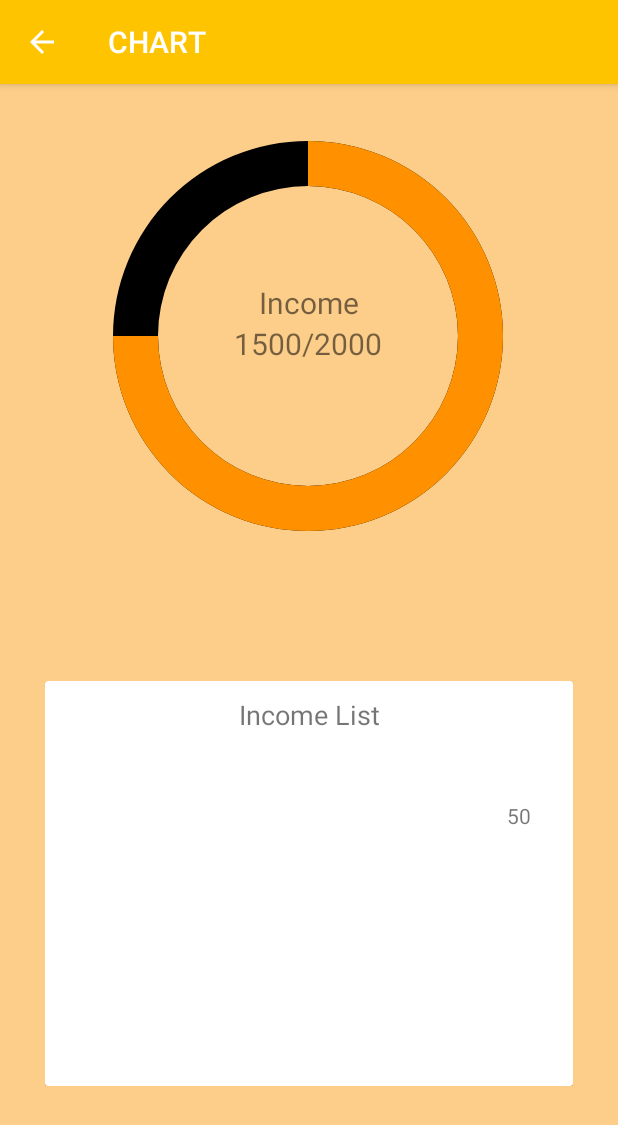
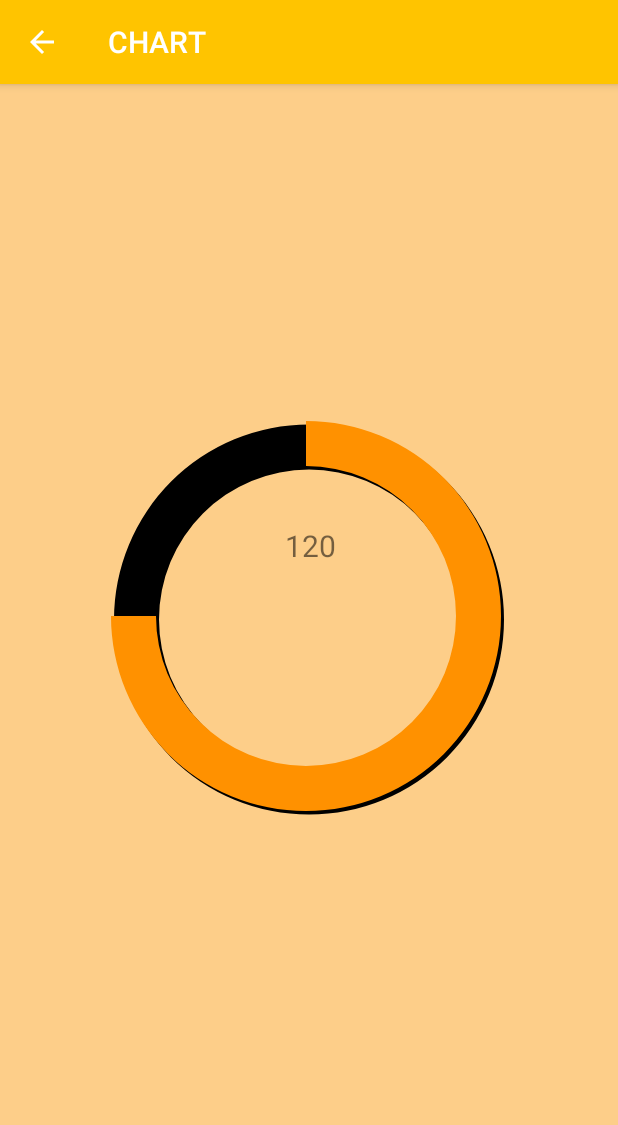
Before and after one commit to irdina97/SmartMoneyFYP, an Android app: the screen it shows after launch (ChartIncome), in the side drawer, after a tap on "Chart", on a phone screen of 412 x 824 dp. Shown: the top 1125 px of the screen. Run offline under Robolectric (Android 15) with nearby library versions, the light colour scheme and no system bars; our stand-ins replace Firebase (no records; nobody signed in at launch, a user with empty details on screens opened directly); 1 statement that could not run was skipped.

Commit message:
commit update db and interface

```diff
--- a/app/src/main/java/com/example/smartmoney/ExpenseDB.java
+++ b/app/src/main/java/com/example/smartmoney/ExpenseDB.java
@@ -11,9 +11,9 @@ public class ExpenseDB {
 
     public ExpenseDB(String expensename, String expenseresult, String expensedate){
 
-        this.expensename=expensename;
-        this.expenseresult=expenseresult;
-        this.expensedate=expensedate;
+        this.expensename = expensename;
+        this.expenseresult = expenseresult;
+        this.expensedate = expensedate;
     }
 
     public String getExpensename() {
--- a/app/src/main/java/com/example/smartmoney/Income.java
+++ b/app/src/main/java/com/example/smartmoney/Income.java
@@ -9,6 +9,7 @@ import android.os.Bundle;
 import android.view.View;
 import android.widget.ImageButton;
 import android.widget.Toast;
+
 
 
 public class Income extends AppCompatActivity implements View.OnClickListener{
@@ -25,11 +26,11 @@ public class Income extends AppCompatActivity implements View.OnClickListener{
         super.onCreate(savedInstanceState);
         setContentView(R.layout.activity_income);
 
-
         Toolbar toolbar = findViewById(R.id.toolbar);
         setSupportActionBar(toolbar);
         getSupportActionBar().setTitle("INCOME");
         getSupportActionBar().setDisplayHomeAsUpEnabled(true);
+
 
         ImageButton btnIncome = findViewById(R.id.btnIncome);
         ImageButton btnReward = findViewById(R.id.btnReward);
--- a/app/src/main/java/com/example/smartmoney/MainActivity.java
+++ b/app/src/main/java/com/example/smartmoney/MainActivity.java
@@ -16,14 +16,19 @@ import androidx.core.view.GravityCompat;
 import androidx.drawerlayout.widget.DrawerLayout;
 
 import com.google.android.material.navigation.NavigationView;
+import com.google.firebase.database.DataSnapshot;
+import com.google.firebase.database.DatabaseError;
+import com.google.firebase.database.DatabaseReference;
+import com.google.firebase.database.FirebaseDatabase;
+import com.google.firebase.database.ValueEventListener;
 
 
 public class MainActivity extends AppCompatActivity implements NavigationView.OnNavigationItemSelectedListener {
 
     private DrawerLayout drawer;
-   // DatabaseReference reffIncome;
-   // DatabaseReference reffExpense;
-    TextView income, expense, balance;
+    DatabaseReference reffIncome;
+    //DatabaseReference reffExpense;
+    TextView income, expense, balance, date;
 
 
     @Override
@@ -56,8 +61,7 @@ public class MainActivity extends AppCompatActivity implements NavigationView.On
             @Override
             public void onClick(View v) {
 
-                //Intent intent = new Intent(MainActivity.this, ConnectFirebase.class);
-                //startActivity(intent);
+
             }
         });
 
@@ -65,12 +69,13 @@ public class MainActivity extends AppCompatActivity implements NavigationView.On
         income = findViewById(R.id.tvIncome);
         expense = findViewById(R.id.tvExpenses);
         balance = findViewById(R.id.tvBalance);
+        date = findViewById(R.id.tvSelectedDate);
 
-       /*   reffIncome = FirebaseDatabase.getInstance().getReference().child("IncomeDB").child("incomeDB 1");
-        //reffExpense = FirebaseDatabase.getInstance().getReference().child("ExpenseDB").child("1");
-          reffIncome.addValueEventListener(new ValueEventListener() {
+        reffIncome = FirebaseDatabase.getInstance().getReference().child("IncomeDB").child("1");
+        reffIncome.addValueEventListener(new ValueEventListener() {
             @Override
             public void onDataChange(@NonNull DataSnapshot snapshot) {
+
                 String result = snapshot.child("result").getValue().toString();
                 income.setText(result);
             }
@@ -79,13 +84,14 @@ public class MainActivity extends AppCompatActivity implements NavigationView.On
             public void onCancelled(@NonNull DatabaseError error) {
 
             }
-        });*/
+        });
 
-       /* reffExpense.addValueEventListener(new ValueEventListener() {
+        /*reffExpense = FirebaseDatabase.getInstance().getReference().child("ExpenseDB").child("4");
+        reffExpense.addValueEventListener(new ValueEventListener() {
             @Override
             public void onDataChange(@NonNull DataSnapshot snapshot) {
-                //String resultt = snapshot.child("result").getValue().toString();
-                //expense.setText(resultt);
+                String expenseresult = snapshot.child("result").getValue().toString();
+                 expense.setText(expenseresult);
             }
 
             @Override
@@ -93,21 +99,6 @@ public class MainActivity extends AppCompatActivity implements NavigationView.On
 
             }
         });*/
-        //reff = FirebaseDatabase.getInstance().getReference().child("Calculation").child("Income").child("1");
-        /*reffIncome = FirebaseDatabase.getInstance().getReference().child("Income");
-        reffIncome.addValueEventListener(new ValueEventListener() {
-            @Override
-            public void onDataChange(@NonNull DataSnapshot snapshot) {
-                String result = snapshot.child("result").getValue().toString();
-                expense.setText(result);
-            }
-
-            @Override
-            public void onCancelled(@NonNull DatabaseError error) {
-
-            }
-        });*/
-
 
         //Toolbar
         Toolbar toolbar = findViewById(R.id.toolbar);
@@ -153,7 +144,7 @@ public class MainActivity extends AppCompatActivity implements NavigationView.On
             case R.id.nav_category:
                 Intent intent16 = new Intent(MainActivity.this, Income.class);
                 startActivity(intent16);
-                Toast.makeText(this, "Chart", Toast.LENGTH_SHORT).show();
+                Toast.makeText(this, "Category", Toast.LENGTH_SHORT).show();
                 break;
 
         }
--- a/app/src/main/res/layout/activity_calc_exp.xml
+++ b/app/src/main/res/layout/activity_calc_exp.xml
@@ -28,7 +28,7 @@
         android:layout_weight="2"
         android:backgroundTint="#FFC400"
         android:textColor="@android:color/white"
-        android:text="Done"
+        android:text="="
         tools:ignore="HardcodedText,ObsoleteLayoutParam" />
 
     <Button
--- a/app/src/main/res/layout/activity_calc_fyp.xml
+++ b/app/src/main/res/layout/activity_calc_fyp.xml
@@ -28,7 +28,7 @@
         android:layout_weight="2"
         android:backgroundTint="#FFC400"
         android:textColor="@android:color/white"
-        android:text="Done"
+        android:text="="
         tools:ignore="HardcodedText,ObsoleteLayoutParam" />
 
     <Button
--- a/app/src/main/res/layout/activity_chart_income.xml
+++ b/app/src/main/res/layout/activity_chart_income.xml
@@ -21,6 +21,74 @@
             app:popupTheme="@style/ThemeOverlay.AppCompat.Light"
             tools:ignore="UnusedAttribute" />
 
+        <ProgressBar
+            android:id="@+id/background_progressbar"
+            style="?android:attr/progressBarStyleHorizontal"
+            android:layout_width="300dp"
+            android:layout_height="300dp"
+            android:layout_below="@+id/toolbar"
+            android:layout_alignParentStart="true"
+            android:layout_alignParentEnd="true"
+            android:layout_alignParentBottom="true"
+            android:layout_marginStart="64dp"
+            android:layout_marginTop="162dp"
+            android:layout_marginEnd="64dp"
+            android:layout_marginBottom="216dp"
+            android:indeterminate="false"
+            android:max="100"
+            android:progress="100"
+            android:progressDrawable="@drawable/stats_full" />
+
+        <ProgressBar
+            android:id="@+id/stats_progressbar"
+            style="?android:attr/progressBarStyleHorizontal"
+            android:layout_width="300dp"
+            android:layout_height="300dp"
+            android:layout_below="@+id/toolbar"
+            android:layout_alignParentStart="true"
+            android:layout_alignParentEnd="true"
+            android:layout_alignParentBottom="true"
+            android:layout_marginStart="62dp"
+            android:layout_marginTop="97dp"
+            android:layout_marginEnd="66dp"
+            android:layout_marginBottom="156dp"
+            android:indeterminate="false"
+            android:max="100"
+            android:progress="75"
+            android:progressDrawable="@drawable/stats_progress" />
+
+        <TextView
+            android:id="@+id/textView3"
+            android:layout_width="wrap_content"
+            android:layout_height="wrap_content"
+            android:layout_above="@+id/number_of_income"
+            android:layout_alignStart="@+id/background_progressbar"
+            android:layout_alignTop="@+id/background_progressbar"
+            android:layout_alignEnd="@+id/background_progressbar"
+            android:layout_marginStart="110dp"
+            android:layout_marginTop="101dp"
+            android:layout_marginEnd="106dp"
+            android:layout_marginBottom="4dp"
+            android:text="Income"
+            android:textSize="20sp"
+            tools:ignore="HardcodedText,MissingConstraints" />
+
+        <TextView
+            android:id="@+id/number_of_income"
+            android:layout_width="wrap_content"
+            android:layout_height="wrap_content"
+            android:layout_below="@+id/toolbar"
+            android:layout_alignParentStart="true"
+            android:layout_alignParentEnd="true"
+            android:layout_alignParentBottom="true"
+            android:layout_marginStart="190dp"
+            android:layout_marginTop="294dp"
+            android:layout_marginEnd="186dp"
+            android:layout_marginBottom="344dp"
+            android:text="120"
+            android:textSize="20sp"
+            tools:ignore="HardcodedText" />
+
     </RelativeLayout>
     <!-- Title above the chart -->
 
@@ -41,131 +109,6 @@
 
     <!-- The text that goes in a center of the chart -->
 
-    <ProgressBar
-        android:id="@+id/background_progressbar"
-        style="?android:attr/progressBarStyleHorizontal"
-        android:layout_width="300dp"
-        android:layout_height="300dp"
-        android:layout_marginBottom="120dp"
-        android:indeterminate="false"
-        android:max="100"
-        android:progress="100"
-        android:progressDrawable="@drawable/stats_full"
-        app:layout_constraintBottom_toBottomOf="parent"
-        app:layout_constraintEnd_toEndOf="parent"
-        app:layout_constraintHorizontal_bias="0.495"
-        app:layout_constraintStart_toStartOf="parent"
-        app:layout_constraintTop_toTopOf="parent"
-        app:layout_constraintVertical_bias="0.183" />
-
-    <ProgressBar
-        android:id="@+id/stats_progressbar"
-        style="?android:attr/progressBarStyleHorizontal"
-        android:layout_width="300dp"
-        android:layout_height="300dp"
-        android:layout_marginBottom="120dp"
-        android:indeterminate="false"
-        android:max="100"
-        android:progress="75"
-        android:progressDrawable="@drawable/stats_progress"
-        app:layout_constraintBottom_toBottomOf="parent"
-        app:layout_constraintEnd_toEndOf="parent"
-        app:layout_constraintHorizontal_bias="0.495"
-        app:layout_constraintStart_toStartOf="parent"
-        app:layout_constraintTop_toTopOf="parent"
-        app:layout_constraintVertical_bias="0.183" />
-
-    <TextView
-        android:id="@+id/number_of_income"
-        android:layout_width="wrap_content"
-        android:layout_height="wrap_content"
-        android:layout_marginBottom="120dp"
-        android:text="1500/2000"
-        android:textSize="20sp"
-        app:layout_constraintBottom_toBottomOf="parent"
-        app:layout_constraintEnd_toEndOf="parent"
-        app:layout_constraintHorizontal_bias="0.498"
-        app:layout_constraintStart_toStartOf="parent"
-        app:layout_constraintTop_toTopOf="parent"
-        app:layout_constraintVertical_bias="0.318"
-        tools:ignore="HardcodedText" />
-
-    <TextView
-        android:id="@+id/textView3"
-        android:layout_width="wrap_content"
-        android:layout_height="wrap_content"
-        android:layout_marginTop="18dp"
-        android:text="Income"
-        android:textSize="20sp"
-        app:layout_constraintBottom_toTopOf="@+id/number_of_income"
-        app:layout_constraintEnd_toEndOf="parent"
-        app:layout_constraintStart_toStartOf="parent"
-        app:layout_constraintTop_toTopOf="@+id/background_progressbar"
-        app:layout_constraintVertical_bias="1.0"
-        tools:ignore="HardcodedText,MissingConstraints" />
-
-    <androidx.gridlayout.widget.GridLayout
-        android:id="@+id/GoalList"
-        android:layout_width="match_parent"
-        android:layout_height="300dp"
-        android:layout_marginBottom="70dp"
-        android:paddingLeft="30dp"
-        android:paddingRight="30dp"
-        android:paddingBottom="30dp"
-        app:layout_constraintBottom_toBottomOf="parent"
-        tools:ignore="MissingConstraints"
-        tools:layout_editor_absoluteX="0dp">
-
-        <androidx.cardview.widget.CardView
-            android:id="@+id/cvReview"
-            android:layout_width="wrap_content"
-            android:layout_height="50dp"
-            android:clickable="true"
-            android:focusable="true"
-            android:padding="20dp"
-            app:layout_column="0"
-            app:layout_columnWeight="1"
-            app:layout_row="1"
-            app:layout_rowWeight="4">
-
-            <TextView
-                android:id="@+id/tvIncomeList"
-                android:layout_width="match_parent"
-                android:layout_height="wrap_content"
-                android:layout_marginLeft="50dp"
-                android:layout_marginTop="10dp"
-                android:layout_marginRight="50dp"
-                android:text="Income List"
-                android:textAlignment="center"
-                android:textSize="18sp"
-                tools:ignore="Autofill,HardcodedText,LabelFor" />
-
-            <TextView
-                android:id="@+id/CurrentSaving"
-                android:layout_width="match_parent"
-                android:layout_height="wrap_content"
-                android:layout_marginStart="280dp"
-                android:layout_marginTop="80dp"
-                android:text="50"
-                android:textAlignment="center"
-                android:textSize="14sp"
-                tools:ignore="Autofill,HardcodedText,LabelFor,SmallSp" />
-
-            <TextView
-                android:id="@+id/IncomeList"
-                android:layout_width="match_parent"
-                android:layout_height="wrap_content"
-                android:layout_marginStart="10dp"
-                android:layout_marginTop="80dp"
-                android:layout_marginEnd="180dp"
-                android:textSize="16sp"
-                android:textStyle="bold"
-                tools:ignore="Autofill,HardcodedText,LabelFor,SmallSp" />
-
-        </androidx.cardview.widget.CardView>
-
-    </androidx.gridlayout.widget.GridLayout>
-
     <!--</androidx.constraintlayout.widget.ConstraintLayout>-->
     <!-- Doughnut chart ends here -->
 
--- a/app/src/main/res/layout/activity_income.xml
+++ b/app/src/main/res/layout/activity_income.xml
@@ -32,10 +32,11 @@
         android:background="@drawable/circle_button"
         android:focusable="true"
         android:scaleType="fitCenter"
+        android:contentDescription="@string/Income"
         app:layout_constraintStart_toEndOf="@+id/btnReward"
         app:layout_constraintTop_toTopOf="parent"
         app:srcCompat="@drawable/income"
-        tools:ignore="ContentDescription,MissingConstraints,RtlHardcoded" />
+        tools:ignore="MissingConstraints,RtlHardcoded" />
 
     <ImageButton
         android:id="@+id/btnReward"
--- a/app/src/main/res/values/strings.xml
+++ b/app/src/main/res/values/strings.xml
@@ -21,5 +21,6 @@
 
 
     <string name="action_settings">Settings</string>
+    <string name="Income" />
 
 </resources>
```
Also changed, not shown: app/src/main/java/com/example/smartmoney/CalcExp.java (+8 -23 lines), app/src/main/java/com/example/smartmoney/CalcFYP.java (+17 -31 lines), app/src/main/java/com/example/smartmoney/EditSaving.java (+28 -16 lines), app/src/main/java/com/example/smartmoney/GoalActivity.java (+31 -1 lines), app/src/main/java/com/example/smartmoney/IncomeDB.java (+7 -8 lines), app/src/main/res/layout/activity_edit_saving.xml (+43 -18 lines), app/src/main/res/layout/activity_goal.xml (+8 -17 lines), app/src/main/res/layout/activity_main.xml (+26 -11 lines), 182 other files.
